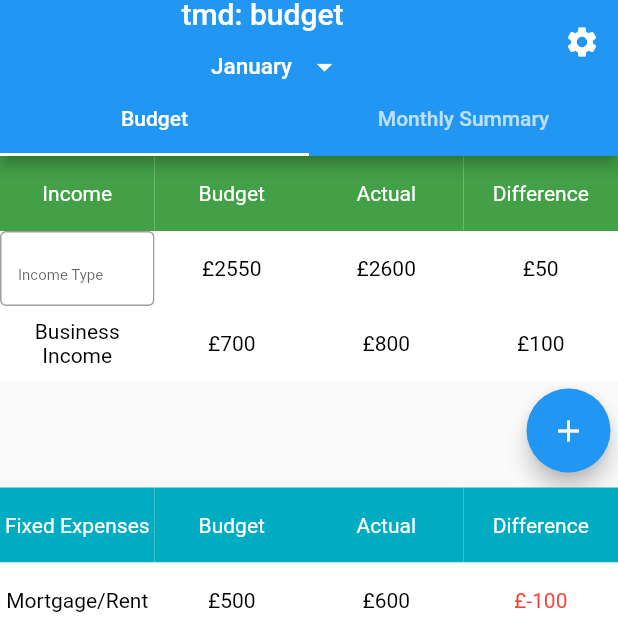
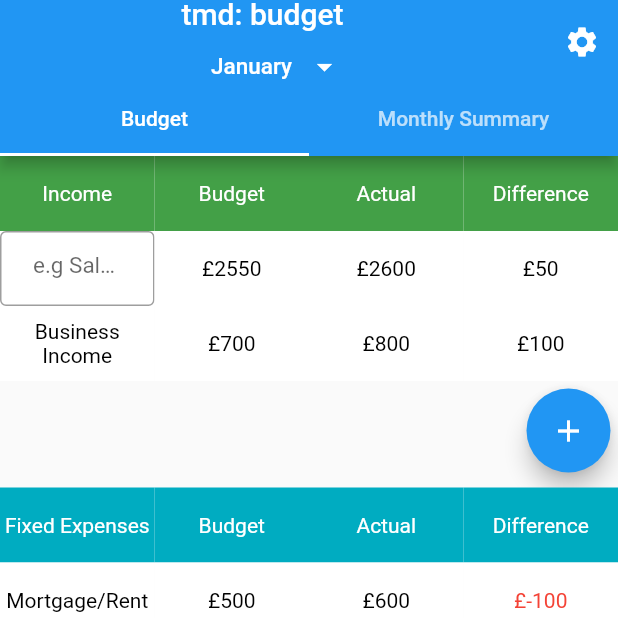
Before and after one commit to RahmsMusti/tmd_finance, a Flutter app: the screen it shows after launch, on a phone screen of 412 x 824 dp, the top half of it. Run offline on Flutter 3.47's test engine with Material 2 defaults, Android fonts, the phone set to English and light mode, and no system bars; generated files the repository leaves out were written again.

Commit message:
edited input

```diff
--- a/lib/src/sample_feature/sample_item_list_view.dart
+++ b/lib/src/sample_feature/sample_item_list_view.dart
@@ -146,9 +146,10 @@ class _SampleItemListViewState extends State<SampleItemListView> {
                         child: Center(
                           child: TextFormField(
                             decoration: const InputDecoration(
+                              contentPadding: EdgeInsets.all(22),
                               border: OutlineInputBorder(),
-                              hintText: 'Income Type',
-                              hintStyle: TextStyle(fontSize: 10),
+                              hintText: 'e.g Salary',
+                              hintStyle: TextStyle(fontSize: 15),
                             ),
                           ),
                           // child: Text(
```
